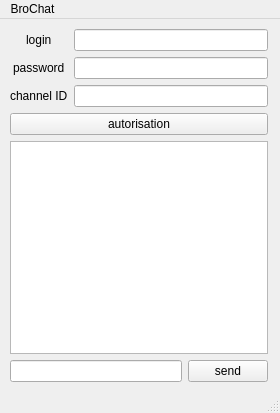
The window that src/gui/mainwindow.ui (k-morozov/AppChat) describes before a commit, drawn with Qt 5.
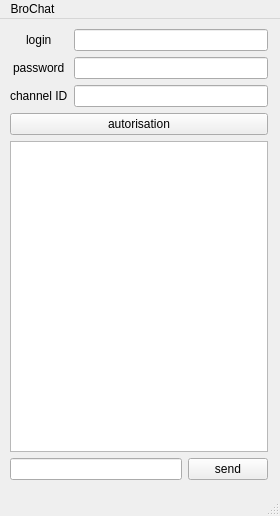
The same window after the commit.

What changed in the file:
```diff
--- a/src/gui/mainwindow.ui
+++ b/src/gui/mainwindow.ui
@@ -7,20 +7,20 @@
     <x>0</x>
     <y>0</y>
     <width>280</width>
-    <height>413</height>
+    <height>516</height>
    </rect>
   </property>
   <property name="windowTitle">
    <string>MainWindow</string>
   </property>
   <widget class="QWidget" name="centralwidget">
-   <widget class="QWidget" name="">
+   <widget class="QWidget" name="layoutWidget">
     <property name="geometry">
      <rect>
       <x>10</x>
       <y>10</y>
       <width>258</width>
-      <height>353</height>
+      <height>451</height>
      </rect>
     </property>
     <layout class="QVBoxLayout" name="verticalLayout">
```
